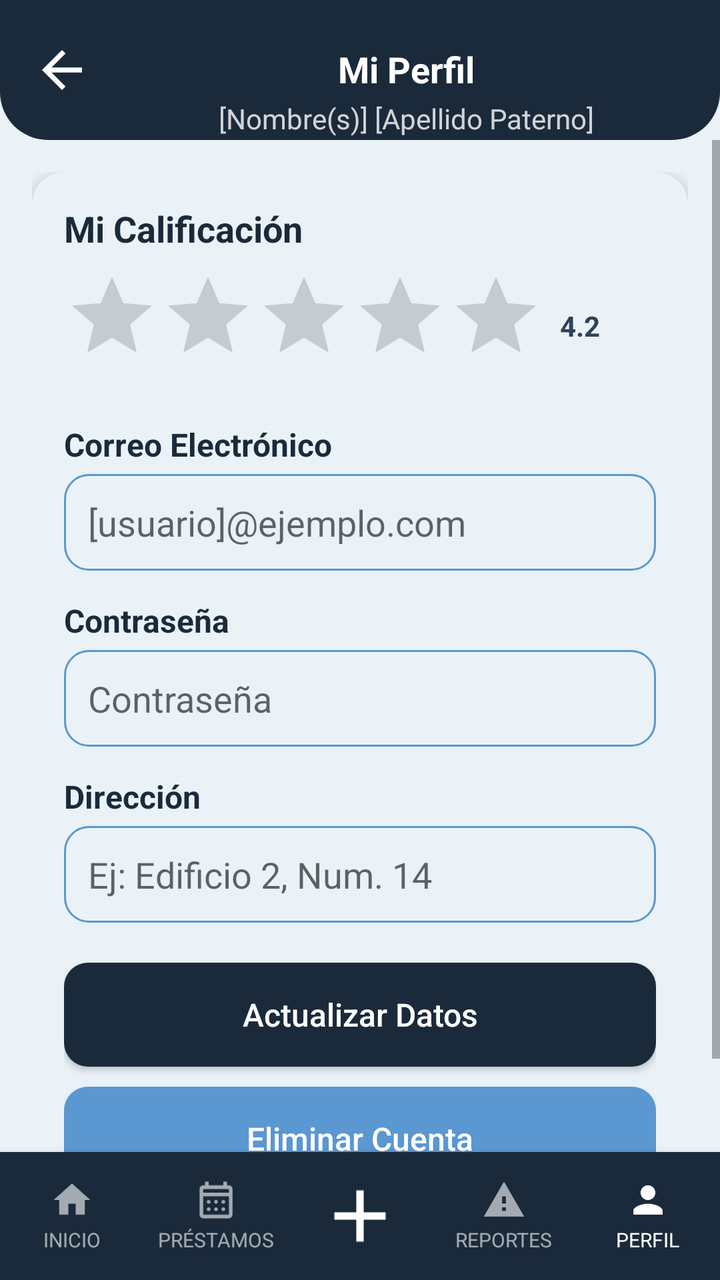
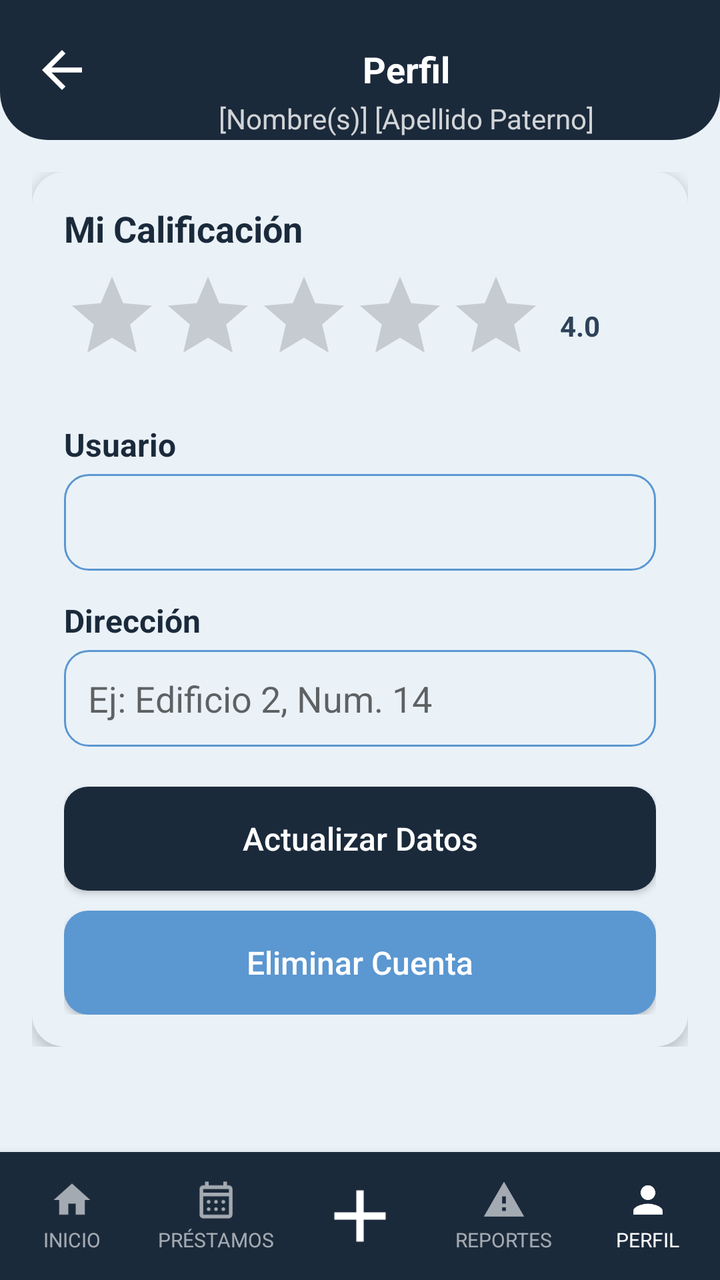

Compare the two renders of this Android layout. The source of the first and the diff that turns it into the second are given below.
<!-- AndroidManifest.xml: application theme Theme.YipShare -->
<!-- res/layout/activity_perfil.xml -->
<?xml version="1.0" encoding="utf-8"?>
<androidx.constraintlayout.widget.ConstraintLayout
    xmlns:android="http://schemas.android.com/apk/res/android"
    xmlns:app="http://schemas.android.com/apk/res-auto"
    xmlns:tools="http://schemas.android.com/tools"
    android:id="@+id/main"
    android:layout_width="match_parent"
    android:layout_height="match_parent"
    android:background="@color/fondo_pantalla">

    <View
        android:id="@+id/bg_header"
        android:layout_width="0dp"
        android:layout_height="0dp"
        android:background="@drawable/bg_header"
        app:layout_constraintTop_toTopOf="parent"
        app:layout_constraintStart_toStartOf="parent"
        app:layout_constraintEnd_toEndOf="parent"
        app:layout_constraintBottom_toBottomOf="@id/guideline_header" />

    <androidx.constraintlayout.widget.Guideline
        android:id="@+id/guideline_header"
        android:layout_width="wrap_content"
        android:layout_height="wrap_content"
        android:orientation="horizontal"
        app:layout_constraintGuide_begin="70dp" />

    <ImageView
        android:id="@+id/btn_regresar"
        android:layout_width="30dp"
        android:layout_height="30dp"
        android:src="@drawable/ic_arrow_back"
        app:tint="@android:color/white"
        android:contentDescription="Regresar"
        android:clickable="true"
        android:focusable="true"
        android:background="?attr/selectableItemBackgroundBorderless"
        android:layout_marginStart="16dp"
        app:layout_constraintTop_toTopOf="@id/bg_header"
        app:layout_constraintBottom_toBottomOf="@id/bg_header"
        app:layout_constraintStart_toStartOf="parent" />

    <TextView
        android:id="@+id/tv_titulo_pantalla"
        android:layout_width="0dp"
        android:layout_height="wrap_content"
        android:text="Mi Perfil"
        android:textAlignment="center"
        android:textColor="@android:color/white"
        android:textStyle="bold"
        android:textSize="18sp"
        android:gravity="center"
        app:layout_constraintTop_toTopOf="@id/bg_header"
        app:layout_constraintBottom_toBottomOf="@id/tv_subtitulo_usuario"
        app:layout_constraintVertical_chainStyle="packed"
        app:layout_constraintStart_toEndOf="@id/btn_regresar"
        app:layout_constraintEnd_toEndOf="parent" />

    <TextView
        android:id="@+id/tv_subtitulo_usuario"
        android:layout_width="0dp"
        android:layout_height="wrap_content"
        android:text="[Nombre(s)] [Apellido Paterno]"
        android:textAlignment="center"
        android:textColor="#CCFFFFFF"
        android:textSize="14sp"
        android:gravity="center"
        android:layout_marginTop="2dp"
        app:layout_constraintTop_toBottomOf="@id/tv_titulo_pantalla"
        app:layout_constraintBottom_toBottomOf="@id/bg_header"
        app:layout_constraintStart_toEndOf="@id/btn_regresar"
        app:layout_constraintEnd_toEndOf="parent" />

    <ScrollView
        android:layout_width="0dp"
        android:layout_height="0dp"
        app:layout_constraintTop_toBottomOf="@id/guideline_header"
        app:layout_constraintStart_toStartOf="parent"
        app:layout_constraintEnd_toEndOf="parent"
        app:layout_constraintBottom_toTopOf="@id/bottom_nav">

        <androidx.constraintlayout.widget.ConstraintLayout
            android:layout_width="match_parent"
            android:layout_height="wrap_content"
            android:padding="16dp">

            <androidx.cardview.widget.CardView
                android:id="@+id/card_perfil"
                android:layout_width="0dp"
                android:layout_height="wrap_content"
                app:cardCornerRadius="16dp"
                app:cardElevation="4dp"
                app:cardBackgroundColor="@color/color_tarjeta"
                app:layout_constraintTop_toTopOf="parent"
                app:layout_constraintStart_toStartOf="parent"
                app:layout_constraintEnd_toEndOf="parent">

                <LinearLayout
                    android:layout_width="match_parent"
                    android:layout_height="wrap_content"
                    android:orientation="vertical"
                    android:padding="16dp">

                    
                    <TextView
                        style="@style/TextTitle"
                        android:layout_width="wrap_content"
                        android:layout_height="wrap_content"
                        android:textSize="18sp"
                        android:text="Mi Calificación" />

                    <LinearLayout
                        android:layout_width="wrap_content"
                        android:layout_height="wrap_content"
                        android:orientation="horizontal"
                        android:gravity="center_vertical"
                        android:layout_marginTop="8dp">

                        <RatingBar
                            android:id="@+id/rb_mi_calificacion"
                            style="@style/Widget.AppCompat.RatingBar"
                            android:layout_width="wrap_content"
                            android:layout_height="wrap_content"
                            android:numStars="5"
                            android:stepSize="0.5"
                            android:isIndicator="true"
                            android:progressTint="@color/azul_yipshare"
                            tools:rating="4" />

                        <TextView
                            android:id="@+id/tv_calificacion_numero"
                            style="@style/TextBody"
                            android:layout_width="wrap_content"
                            android:layout_height="wrap_content"
                            android:layout_marginStart="8dp"
                            android:textStyle="bold"
                            android:text="4.2" />

                    </LinearLayout>

                    <TextView
                        style="@style/TextTitle"
                        android:layout_width="wrap_content"
                        android:layout_height="wrap_content"
                        android:layout_marginTop="20dp"
                        android:textSize="16sp"
                        android:text="Correo Electrónico" />

                    <EditText
                        android:id="@+id/et_correo_electronico"
                        android:layout_width="match_parent"
                        android:layout_height="wrap_content"
                        android:layout_marginTop="4dp"
                        android:background="@drawable/bg_input"
                        android:padding="12dp"
                        android:inputType="textEmailAddress"
                        android:hint="[usuario]@ejemplo.com" />

                    <TextView
                        style="@style/TextTitle"
                        android:layout_width="wrap_content"
                        android:layout_height="wrap_content"
                        android:layout_marginTop="14dp"
                        android:textSize="16sp"
                        android:text="Contraseña" />

                    <EditText
                        android:id="@+id/et_contrasena"
                        android:layout_width="match_parent"
                        android:layout_height="wrap_content"
                        android:layout_marginTop="4dp"
                        android:background="@drawable/bg_input"
                        android:padding="12dp"
                        android:inputType="textPassword"
                        android:hint="Contraseña" />

                    <TextView
                        style="@style/TextTitle"
                        android:layout_width="wrap_content"
                        android:layout_height="wrap_content"
                        android:layout_marginTop="14dp"
                        android:textSize="16sp"
                        android:text="Dirección">
                    </TextView>
                    <EditText
                        android:id="@+id/et_adress"
                        android:layout_width="match_parent"
                        android:layout_height="wrap_content"
                        android:layout_marginTop="4dp"
                        android:background="@drawable/bg_input"
                        android:padding="12dp"
                        android:inputType="textPostalAddress"
                        android:hint="Ej: Edificio 2, Num. 14" />


                    <Button
                        android:id="@+id/btn_actualizar_datos"
                        style="@style/ButtonPrimary"
                        android:layout_width="match_parent"
                        android:layout_height="52dp"
                        android:layout_marginTop="20dp"
                        android:text="Actualizar Datos" />


                    <Button
                        android:id="@+id/btn_eliminar_cuenta"
                        style="@style/ButtonSecundary"
                        android:layout_width="match_parent"
                        android:layout_height="52dp"
                        android:layout_marginTop="10dp"
                        android:text="Eliminar Cuenta" />

                </LinearLayout>

            </androidx.cardview.widget.CardView>

        </androidx.constraintlayout.widget.ConstraintLayout>

    </ScrollView>

    

    <LinearLayout
        android:id="@+id/bottom_nav"
        android:layout_width="0dp"
        android:layout_height="64dp"
        android:orientation="horizontal"
        android:weightSum="5"
        android:background="@color/azul_yipshare"
        android:elevation="8dp"
        app:layout_constraintBottom_toBottomOf="parent"
        app:layout_constraintStart_toStartOf="parent"
        app:layout_constraintEnd_toEndOf="parent">

        <LinearLayout
            android:id="@+id/nav_inicio"
            android:layout_width="0dp"
            android:layout_height="match_parent"
            android:layout_weight="1"
            android:orientation="vertical"
            android:gravity="center"
            android:clickable="true"
            android:focusable="true"
            android:background="?attr/selectableItemBackgroundBorderless">

            <ImageView
                android:layout_width="22dp"
                android:layout_height="22dp"
                android:src="@drawable/ic_house_princial"
                app:tint="#99FFFFFF"
                android:contentDescription="Inicio" />

            <TextView
                android:layout_width="wrap_content"
                android:layout_height="wrap_content"
                android:text="INICIO"
                android:textColor="#99FFFFFF"
                android:textSize="10sp"
                android:layout_marginTop="2dp" />
        </LinearLayout>

        <LinearLayout
            android:id="@+id/nav_prestamos"
            android:layout_width="0dp"
            android:layout_height="match_parent"
            android:layout_weight="1"
            android:orientation="vertical"
            android:gravity="center"
            android:clickable="true"
            android:focusable="true"
            android:background="?attr/selectableItemBackgroundBorderless">

            <ImageView
                android:layout_width="22dp"
                android:layout_height="22dp"
                android:src="@drawable/ic_calendar_month"
                app:tint="#99FFFFFF"
                android:contentDescription="Préstamos" />

            <TextView
                android:layout_width="wrap_content"
                android:layout_height="wrap_content"
                android:text="PRÉSTAMOS"
                android:textColor="#99FFFFFF"
                android:textSize="10sp"
                android:layout_marginTop="2dp" />
        </LinearLayout>

        <LinearLayout
            android:id="@+id/nav_agregar"
            android:layout_width="0dp"
            android:layout_height="match_parent"
            android:layout_weight="1"
            android:orientation="vertical"
            android:gravity="center"
            android:clickable="true"
            android:focusable="true"
            android:background="?attr/selectableItemBackgroundBorderless">

            <ImageView
                android:layout_width="44dp"
                android:layout_height="44dp"
                android:src="@drawable/ic_plus_icon"
                app:tint="@android:color/white"
                android:contentDescription="Agregar" />
        </LinearLayout>

        <LinearLayout
            android:id="@+id/nav_reportes"
            android:layout_width="0dp"
            android:layout_height="match_parent"
            android:layout_weight="1"
            android:orientation="vertical"
            android:gravity="center"
            android:clickable="true"
            android:focusable="true"
            android:background="?attr/selectableItemBackgroundBorderless">

            <ImageView
                android:layout_width="22dp"
                android:layout_height="22dp"
                android:src="@drawable/ic_warning"
                app:tint="#99FFFFFF"
                android:contentDescription="Reportes" />

            <TextView
                android:layout_width="wrap_content"
                android:layout_height="wrap_content"
                android:text="REPORTES"
                android:textColor="#99FFFFFF"
                android:textSize="10sp"
                android:layout_marginTop="2dp" />
        </LinearLayout>

        <LinearLayout
            android:id="@+id/nav_perfil"
            android:layout_width="0dp"
            android:layout_height="match_parent"
            android:layout_weight="1"
            android:orientation="vertical"
            android:gravity="center"
            android:clickable="true"
            android:focusable="true"
            android:background="?attr/selectableItemBackgroundBorderless">

            <ImageView
                android:layout_width="22dp"
                android:layout_height="22dp"
                android:src="@drawable/ic_person"
                app:tint="@android:color/white"
                android:contentDescription="Perfil" />

            <TextView
                android:layout_width="wrap_content"
                android:layout_height="wrap_content"
                android:text="PERFIL"
                android:textColor="@android:color/white"
                android:textSize="10sp"
                android:layout_marginTop="2dp" />
        </LinearLayout>

    </LinearLayout>

</androidx.constraintlayout.widget.ConstraintLayout>
<!-- resources referenced by this layout -->
<resources>
  <color name="azul_yipshare">#1B2A3B</color>
  <color name="color_tarjeta">#EAF2F8</color>
  <color name="fondo_pantalla">#EAF2F8</color>
  <!-- drawable bg_header (drawable) -->
  <?xml version="1.0" encoding="utf-8"?>
  <shape xmlns:android="http://schemas.android.com/apk/res/android"
      android:shape="rectangle">
      <solid android:color="@color/azul_yipshare" />
      <corners
          android:bottomLeftRadius="24dp"
          android:bottomRightRadius="24dp" />
  </shape>
  <!-- drawable ic_house_princial (drawable) -->
  <vector xmlns:android="http://schemas.android.com/apk/res/android"
      android:width="24dp"
      android:height="24dp"
      android:viewportWidth="24"
      android:viewportHeight="24">
      <path
          android:fillColor="@android:color/white"
          android:pathData="M10,20v-6h4v6h5v-8h3L12,3 2,12h3v8z"/>
  </vector>
  <!-- drawable ic_plus_icon (drawable) -->
  <vector xmlns:android="http://schemas.android.com/apk/res/android"
      android:width="24dp"
      android:height="24dp"
      android:viewportWidth="960"
      android:viewportHeight="960">
      <path
          android:fillColor="@android:color/white"
          android:pathData="M440,520L200,520L200,440L440,440L440,200L520,200L520,440L760,440L760,520L520,520L520,760L440,760L440,520Z"/>
  </vector>
  <!-- drawable ic_warning (drawable) -->
  <vector xmlns:android="http://schemas.android.com/apk/res/android"
      android:width="24dp"
      android:height="24dp"
      android:viewportWidth="24"
      android:viewportHeight="24">
      <path
          android:fillColor="@android:color/white"
          android:pathData="M1,21h22L12,2 1,21zM13,18h-2v-2h2v2zM13,14h-2v-4h2v4z"/>
  </vector>
  <style name="ButtonPrimary">
          <item name="android:layout_width">match_parent</item>
          <item name="android:layout_height">52dp</item>
          <item name="android:background">@drawable/bg_button_primary</item>
          <item name="android:textColor">#FFFFFF</item>
          <item name="android:textSize">16sp</item>
          <item name="android:textAllCaps">false</item>
      </style>
  <style name="ButtonSecundary">
          <item name="android:layout_width">match_parent</item>
          <item name="android:layout_height">52dp</item>
          <item name="android:background">@drawable/bg_button_secundary</item>
          <item name="android:textColor">#FFFFFF</item>
          <item name="android:textSize">16sp</item>
          <item name="android:textAllCaps">false</item>
      </style>
  <style name="TextBody">
          <item name="android:textColor">@color/texto_secundario</item>
          <item name="android:textSize">14sp</item>
      </style>
  <style name="TextTitle">
          <item name="android:textColor">@color/azul_yipshare</item>
          <item name="android:textSize">18sp</item>
          <item name="android:textStyle">bold</item>
      </style>
  <style name="Theme.YipShare" parent="Theme.AppCompat.DayNight.NoActionBar">
          <item name="android:windowBackground">@color/fondo_pantalla</item>
      </style>
  <color name="input_fondo">#EAF2F8</color>
  <color name="input_stroke">#5B97D1</color>
  <!-- drawable bg_button_primary (drawable) -->
  <?xml version="1.0" encoding="utf-8"?>
  <shape xmlns:android="http://schemas.android.com/apk/res/android"
      android:shape="rectangle">
      <solid android:color="@color/azul_yipshare" />
      <corners android:radius="12dp" />
  </shape>
  <!-- drawable bg_button_secundary (drawable) -->
  <?xml version="1.0" encoding="utf-8"?>
  <shape xmlns:android="http://schemas.android.com/apk/res/android"
      android:shape="rectangle">
      <solid android:color="@color/input_stroke" />
      <corners android:radius="12dp" />
  </shape>
  <color name="texto_secundario">#2E4258</color>
  <!-- unchanged entries left out for length: 4 -->
</resources>

<!-- the commit's change to res/layout/activity_perfil.xml (unified diff, before → after) -->
@@ -44,7 +44,7 @@
         android:id="@+id/tv_titulo_pantalla"
         android:layout_width="0dp"
         android:layout_height="wrap_content"
-        android:text="Mi Perfil"
+        android:text="Perfil"
         android:textAlignment="center"
         android:textColor="@android:color/white"
         android:textStyle="bold"
@@ -100,8 +100,37 @@
                     android:layout_height="wrap_content"
                     android:orientation="vertical"
                     android:padding="16dp">
-
-                    
+                    <LinearLayout
+                        android:id="@+id/layoutPagoMes"
+                        android:layout_width="match_parent"
+                        android:layout_height="wrap_content"
+                        android:orientation="vertical"
+                        android:visibility="gone">
+
+                        <TextView
+                            style="@style/TextTitle"
+                            android:layout_width="match_parent"
+                            android:layout_height="wrap_content"
+                            android:text="Pago del mes: "
+                            android:textSize="16sp"
+                            android:layout_marginBottom="8dp" />
+
+                        <CheckBox
+                            android:id="@+id/cbPagoMes"
+                            android:layout_width="wrap_content"
+                            android:layout_height="wrap_content"
+                            android:text="Sí, pagó este mes" />
+
+                        <TextView
+                            android:id="@+id/tvResultadoPrestamo"
+                            android:layout_width="match_parent"
+                            android:layout_height="wrap_content"
+                            android:layout_marginTop="8dp"
+                            android:text="No puede hacer préstamos"
+                            android:textColor="#D32F2F"
+                            android:textSize="16sp" />
+                    </LinearLayout>
+
                     <TextView
                         style="@style/TextTitle"
                         android:layout_width="wrap_content"
@@ -134,7 +163,7 @@
                             android:layout_height="wrap_content"
                             android:layout_marginStart="8dp"
                             android:textStyle="bold"
-                            android:text="4.2" />
+                            android:text="4.0" />
 
                     </LinearLayout>
 
@@ -144,7 +173,7 @@
                         android:layout_height="wrap_content"
                         android:layout_marginTop="20dp"
                         android:textSize="16sp"
-                        android:text="Correo Electrónico" />
+                        android:text="Usuario" />
 
                     <EditText
                         android:id="@+id/et_correo_electronico"
@@ -153,8 +182,8 @@
                         android:layout_marginTop="4dp"
                         android:background="@drawable/bg_input"
                         android:padding="12dp"
-                        android:inputType="textEmailAddress"
-                        android:hint="[usuario]@ejemplo.com" />
+                        android:inputType="textNoSuggestions"
+                        />
 
                     <TextView
                         style="@style/TextTitle"
@@ -162,7 +191,8 @@
                         android:layout_height="wrap_content"
                         android:layout_marginTop="14dp"
                         android:textSize="16sp"
-                        android:text="Contraseña" />
+                        android:text="Contraseña"
+                        android:visibility="gone"/>
 
                     <EditText
                         android:id="@+id/et_contrasena"
@@ -172,7 +202,8 @@
                         android:background="@drawable/bg_input"
                         android:padding="12dp"
                         android:inputType="textPassword"
-                        android:hint="Contraseña" />
+                        android:hint="Contraseña"
+                        android:visibility="gone" />
 
                     <TextView
                         style="@style/TextTitle"
@@ -181,7 +212,9 @@
                         android:layout_marginTop="14dp"
                         android:textSize="16sp"
                         android:text="Dirección">
+
                     </TextView>
+
                     <EditText
                         android:id="@+id/et_adress"
                         android:layout_width="match_parent"
@@ -192,7 +225,6 @@
                         android:inputType="textPostalAddress"
                         android:hint="Ej: Edificio 2, Num. 14" />
 
-
                     <Button
                         android:id="@+id/btn_actualizar_datos"
                         style="@style/ButtonPrimary"
@@ -201,7 +233,6 @@
                         android:layout_marginTop="20dp"
                         android:text="Actualizar Datos" />
 
-
                     <Button
                         android:id="@+id/btn_eliminar_cuenta"
                         style="@style/ButtonSecundary"
@@ -209,6 +240,14 @@
                         android:layout_height="52dp"
                         android:layout_marginTop="10dp"
                         android:text="Eliminar Cuenta" />
+                    <Button
+                        android:id="@+id/btn_sacar_habitante"
+                        style="@style/ButtonPrimary"
+                        android:layout_width="match_parent"
+                        android:layout_height="48dp"
+                        android:layout_marginTop="10dp"
+                        android:text="Eliminar Habitante de Condominio"
+                        android:visibility="gone" />
 
                 </LinearLayout>
 
@@ -217,8 +256,6 @@
         </androidx.constraintlayout.widget.ConstraintLayout>
 
     </ScrollView>
-
-    
 
     <LinearLayout
         android:id="@+id/bottom_nav"
